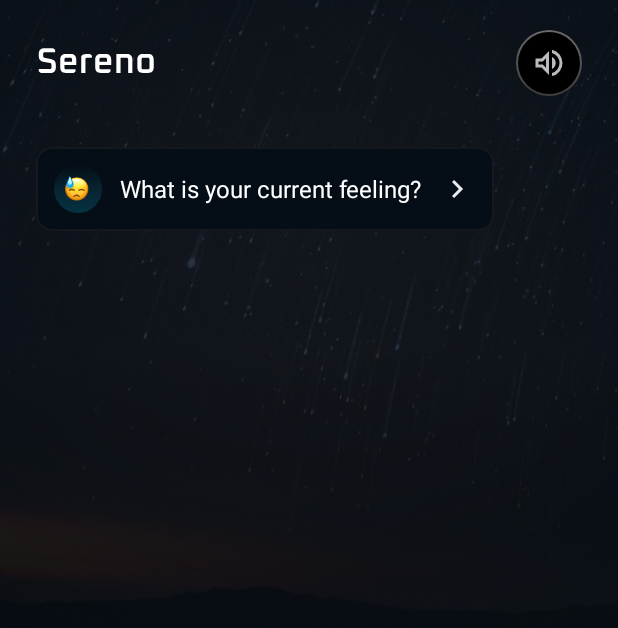
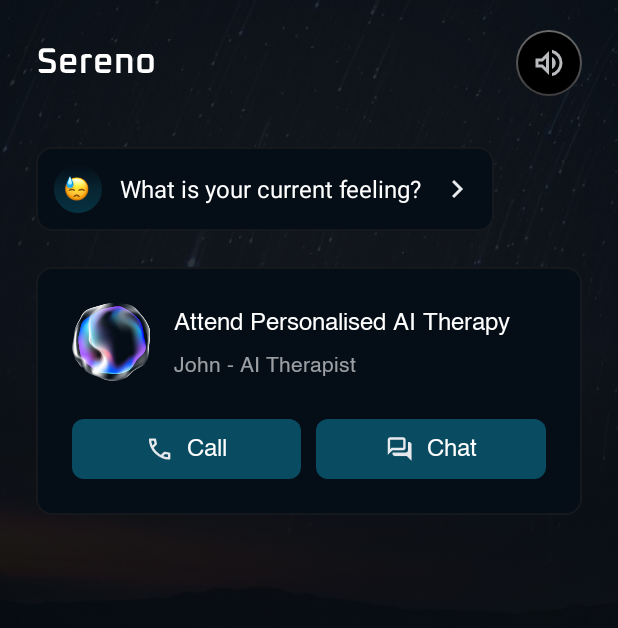
Before and after one commit to aninarafath6/sereno, an Android app: the HomeActivity screen opened directly, with no data from a screen before it, on a phone screen of 412 x 824 dp. Shown: the top 628 px of the screen. Run offline under Robolectric (Android 15) with nearby library versions, the phone set to English and light mode, and no system bars.

Commit message:
Therapy card

```diff
--- /dev/null
+++ b/app/src/main/java/com/example/sereno/common/views/CustomButton.kt
@@ -0,0 +1,80 @@
+package com.example.sereno.common.views
+
+import android.annotation.SuppressLint
+import android.content.Context
+import android.util.AttributeSet
+import android.view.LayoutInflater
+import android.widget.LinearLayout
+import androidx.core.view.isVisible
+import androidx.core.view.updateLayoutParams
+import com.example.sereno.R
+import com.example.sereno.databinding.PrimaryButtonBinding
+
+@SuppressLint("CustomViewStyleable")
+class CustomButton @JvmOverloads constructor(
+    context: Context,
+    attrs: AttributeSet? = null,
+    defaultStyleAttr: Int = 0
+) : LinearLayout(context, attrs, defaultStyleAttr) {
+
+    private var iconRes: Int = 0
+    private var text: String = "Continue"
+    private var size: Int = NORMAL
+    private var iconSize: Float
+    private val binding = PrimaryButtonBinding.inflate(LayoutInflater.from(context), this, true)
+
+    companion object {
+        private const val SMALL = 0
+        private const val NORMAL = 1
+    }
+
+    init {
+        orientation = HORIZONTAL
+        val styles =
+            context.obtainStyledAttributes(attrs, R.styleable.ButtonStyle, defaultStyleAttr, 0)
+
+        iconRes = styles.getResourceId(R.styleable.ButtonStyle_icon, 0)
+        iconSize = styles.getDimension(
+            R.styleable.ButtonStyle_iconSize,
+            resources.getDimension(R.dimen.spacing_24dp)
+        )
+        size = styles.getInt(R.styleable.ButtonStyle_size, NORMAL)
+        text = styles.getString(R.styleable.ButtonStyle_text) ?: "Continue"
+        styles.recycle()
+
+        refresh()
+    }
+
+    private fun refresh() {
+        binding.text.text = text
+        binding.icon.isVisible = iconRes != 0
+        if (iconRes != 0) {
+            binding.icon.setImageResource(iconRes)
+        }
+        binding.root.setBackgroundResource(
+            if (size == SMALL) R.drawable.primary_button_bg_small else R.drawable.primary_button_bg
+        )
+        binding.icon.updateLayoutParams {
+            height = iconSize.toInt()
+            width = iconSize.toInt()
+        }
+    }
+
+    override fun setEnabled(isEnabled: Boolean) {
+        super.setEnabled(isEnabled)
+        binding.root.isEnabled = isEnabled
+    }
+
+    fun setText(newText: String) {
+        text = newText
+        binding.text.text = newText
+    }
+
+    fun setIcon(iconResId: Int) {
+        iconRes = iconResId
+        binding.icon.isVisible = iconRes != 0
+        if (iconRes != 0) {
+            binding.icon.setImageResource(iconRes)
+        }
+    }
+}
--- a/app/src/main/java/com/example/sereno/home/HomeActivity.kt
+++ b/app/src/main/java/com/example/sereno/home/HomeActivity.kt
@@ -1,9 +1,8 @@
 package com.example.sereno.home
 
 import AmbientAudioManager
+import BottomSheetDialog
 import android.os.Bundle
-import android.view.View
-import android.widget.Button
 import androidx.activity.enableEdgeToEdge
 import androidx.appcompat.app.AppCompatActivity
 import androidx.core.view.ViewCompat
@@ -11,8 +10,6 @@ import androidx.core.view.WindowInsetsCompat
 import com.example.sereno.R
 import com.example.sereno.common.extensions.onClickWithHaptics
 import com.example.sereno.databinding.ActivityHomeBinding
-import org.geeksforgeeks.demo.BottomSheetDialog
-
 
 class HomeActivity : AppCompatActivity() {
     private lateinit var binding: ActivityHomeBinding
@@ -34,21 +31,22 @@ class HomeActivity : AppCompatActivity() {
     }
 
     private fun initListeners() {
-        binding.volumeOnOff.muteButton.onClickWithHaptics {
+        binding.homeHeading.volumeOnOff.muteButton.onClickWithHaptics {
             AmbientAudioManager.toggleMute(this)
         }
-        binding.feeling.onClickWithHaptics {
+        binding.homeFeelingCard.feeling.onClickWithHaptics {
             showBottomSheet()
         }
+        binding.homeTherapyCard.chat.onClickWithHaptics { }
+        binding.homeTherapyCard.call.onClickWithHaptics { }
     }
 
     private fun initObservers() {
         AmbientAudioManager.getMuteStatus().observe(this) { isMuted ->
             val iconRes = if (isMuted) R.drawable.ic_volume_off else R.drawable.ic_volume_on
-            binding.volumeOnOff.ivMuteUnMute.setImageResource(iconRes)
+            binding.homeHeading.volumeOnOff.ivMuteUnMute.setImageResource(iconRes)
         }
     }
-
 
     private fun showBottomSheet() {
         val bottomSheet =
--- a/app/src/main/java/com/example/sereno/home/views/HomeFeelingBottomSheet.kt
+++ b/app/src/main/java/com/example/sereno/home/views/HomeFeelingBottomSheet.kt
@@ -1,6 +1,3 @@
-package org.geeksforgeeks.demo
-
-import GridSpacingItemDecoration
 import android.os.Bundle
 import android.view.LayoutInflater
 import android.view.View
@@ -33,7 +30,7 @@ class BottomSheetDialog : BottomSheetDialogFragment() {
     )
     private val adapter = FeelingsAdapter(feelingsList) {
         if (!::binding.isInitialized) return@FeelingsAdapter
-        binding.continueButton.root.isEnabled = true
+        binding.continueButton.isEnabled = true
         selectedFeeling = it
     }
 
@@ -48,7 +45,7 @@ class BottomSheetDialog : BottomSheetDialogFragment() {
             WindowManager.LayoutParams.FLAG_LAYOUT_NO_LIMITS,
             WindowManager.LayoutParams.FLAG_LAYOUT_NO_LIMITS
         )
-        binding.continueButton.root.isEnabled = false
+        binding.continueButton.isEnabled = false
         initListeners()
         initRv()
         return binding.root
@@ -75,7 +72,7 @@ class BottomSheetDialog : BottomSheetDialogFragment() {
             bottomSheetBehavior?.state = BottomSheetBehavior.STATE_HIDDEN
             dismiss()
         }
-        binding.continueButton.root.onClickWithHaptics {
+        binding.continueButton.onClickWithHaptics {
             if (selectedFeeling == null) {
                 Toast.makeText(context, "Please select a feeling", Toast.LENGTH_SHORT).show()
             } else {
--- /dev/null
+++ b/app/src/main/res/drawable/ic_call.xml
@@ -0,0 +1,9 @@
+<vector xmlns:android="http://schemas.android.com/apk/res/android"
+    android:width="21dp"
+    android:height="20dp"
+    android:viewportWidth="21"
+    android:viewportHeight="20">
+  <path
+      android:pathData="M16.875,17.5C15.139,17.5 13.424,17.122 11.729,16.365C10.035,15.608 8.493,14.535 7.104,13.146C5.715,11.757 4.642,10.215 3.885,8.521C3.128,6.827 2.75,5.111 2.75,3.375C2.75,3.125 2.833,2.917 3,2.75C3.167,2.583 3.375,2.5 3.625,2.5H7C7.194,2.5 7.368,2.566 7.521,2.698C7.674,2.83 7.764,2.986 7.792,3.167L8.333,6.083C8.361,6.306 8.354,6.493 8.313,6.646C8.271,6.799 8.194,6.931 8.083,7.042L6.063,9.083C6.34,9.597 6.67,10.094 7.052,10.573C7.434,11.052 7.854,11.514 8.313,11.958C8.743,12.389 9.194,12.788 9.667,13.156C10.139,13.524 10.639,13.861 11.167,14.167L13.125,12.208C13.25,12.083 13.413,11.99 13.615,11.927C13.816,11.865 14.014,11.847 14.208,11.875L17.083,12.458C17.278,12.514 17.438,12.615 17.563,12.76C17.688,12.906 17.75,13.07 17.75,13.25V16.625C17.75,16.875 17.667,17.083 17.5,17.25C17.333,17.417 17.125,17.5 16.875,17.5ZM5.271,7.5L6.646,6.125L6.292,4.167H4.438C4.507,4.736 4.604,5.299 4.729,5.854C4.854,6.41 5.035,6.958 5.271,7.5ZM12.729,14.958C13.271,15.195 13.823,15.382 14.385,15.521C14.948,15.66 15.514,15.75 16.083,15.792V13.958L14.125,13.563L12.729,14.958Z"
+      android:fillColor="#E8EAED"/>
+</vector>
--- /dev/null
+++ b/app/src/main/res/drawable/ic_chat.xml
@@ -0,0 +1,9 @@
+<vector xmlns:android="http://schemas.android.com/apk/res/android"
+    android:width="21dp"
+    android:height="20dp"
+    android:viewportWidth="21"
+    android:viewportHeight="20">
+  <path
+      android:pathData="M18.583,18.333L15.25,15H6.917C6.458,15 6.066,14.837 5.74,14.51C5.413,14.184 5.25,13.792 5.25,13.333V12.5H14.417C14.875,12.5 15.267,12.337 15.594,12.01C15.92,11.684 16.083,11.292 16.083,10.833V5H16.917C17.375,5 17.767,5.163 18.094,5.49C18.42,5.816 18.583,6.208 18.583,6.667V18.333ZM3.583,10.146L4.563,9.167H12.75V3.333H3.583V10.146ZM1.917,14.167V3.333C1.917,2.875 2.08,2.483 2.406,2.156C2.733,1.83 3.125,1.667 3.583,1.667H12.75C13.208,1.667 13.601,1.83 13.927,2.156C14.253,2.483 14.417,2.875 14.417,3.333V9.167C14.417,9.625 14.253,10.017 13.927,10.344C13.601,10.67 13.208,10.833 12.75,10.833H5.25L1.917,14.167Z"
+      android:fillColor="#E8EAED"/>
+</vector>
--- a/app/src/main/res/drawable/primary_button_bg.xml
+++ b/app/src/main/res/drawable/primary_button_bg_small.xml
@@ -3,7 +3,7 @@
 
     <item android:state_enabled="false">
         <shape>
-            <corners android:radius="12dp" />
+            <corners android:radius="8dp" />
             <solid android:color="#4B4B4B" />
         </shape>
     </item>
@@ -13,15 +13,15 @@
 
             <item>
                 <shape>
-                    <corners android:radius="12dp" />
-                    <solid android:color="#00779B" />
+                    <corners android:radius="8dp" />
+                    <solid android:color="#094B61" />
                 </shape>
             </item>
 
             <item android:id="@android:id/mask">
                 <shape>
                     <solid android:color="#4DFFFFFF" />
-                    <corners android:radius="12dp" />
+                    <corners android:radius="8dp" />
                 </shape>
             </item>
         </ripple>
--- a/app/src/main/res/layout/activity_home.xml
+++ b/app/src/main/res/layout/activity_home.xml
@@ -22,67 +22,18 @@
         android:layout_marginTop="10dp"
         android:orientation="vertical">
 
-        <LinearLayout
-            android:layout_width="match_parent"
-            android:layout_height="wrap_content"
-            android:layout_marginBottom="24dp"
-            android:gravity="center"
-            android:orientation="horizontal"
-            android:paddingVertical="10dp">
+        <include
+            android:id="@+id/homeHeading"
+            layout="@layout/home_heading" />
 
-            <ImageView
-                android:layout_width="wrap_content"
-                android:layout_height="30dp"
-                android:src="@drawable/ic_app_logo_home" />
+        <include
+            android:id="@+id/homeFeelingCard"
+            layout="@layout/home_feeling_card" />
 
-            <View
-                android:layout_width="0dp"
-                android:layout_height="1dp"
-                android:layout_weight="1" />
+        <include
+            android:id="@+id/homeTherapyCard"
+            layout="@layout/home_therapy_card" />
 
-            <include
-                android:id="@+id/volumeOnOff"
-                layout="@layout/volume_button"
-                android:layout_width="44dp"
-                android:layout_height="44dp" />
-        </LinearLayout>
-
-        <LinearLayout
-            android:id="@+id/feeling"
-            android:layout_width="wrap_content"
-            android:layout_height="wrap_content"
-            android:background="@drawable/home_item_bg"
-            android:gravity="center"
-            android:clickable="true"
-            android:paddingHorizontal="12dp"
-            android:paddingVertical="12dp">
-
-            <LinearLayout
-                android:layout_width="32dp"
-                android:layout_height="32dp"
-                android:layout_marginEnd="12dp"
-                android:background="@drawable/home_container_gradient"
-                android:gravity="center">
-                <ImageView
-                    android:layout_width="18dp"
-                    android:layout_height="18dp"
-                    android:src="@drawable/ic_sad" />
-
-            </LinearLayout>
-
-            <TextView
-                android:layout_width="wrap_content"
-                android:layout_height="wrap_content"
-                android:text="@string/what_is_your_current_feeling"
-                android:textColor="@color/white"
-                android:textSize="16sp" />
-
-            <ImageView
-                android:layout_width="24dp"
-                android:layout_height="24dp"
-                android:layout_marginStart="12dp"
-                android:src="@drawable/ic_right" />
-        </LinearLayout>
     </LinearLayout>
 
 </androidx.constraintlayout.widget.ConstraintLayout>
--- a/app/src/main/res/layout/home_feeling_bottom_sheet_layout.xml
+++ b/app/src/main/res/layout/home_feeling_bottom_sheet_layout.xml
@@ -42,11 +42,10 @@
         tools:itemCount="6"
         tools:listitem="@layout/feeling_bottom_sheet_item" />
 
-    <include
+    <com.example.sereno.common.views.CustomButton
         android:id="@+id/continueButton"
-        layout="@layout/primary_button"
         android:layout_width="match_parent"
         android:layout_height="48dp"
-        android:layout_marginTop="34dp" />
-
+        android:layout_marginTop="34dp"
+        app:text="@string/continue_new" />
 </LinearLayout>
--- /dev/null
+++ b/app/src/main/res/layout/home_feeling_card.xml
@@ -0,0 +1,38 @@
+<?xml version="1.0" encoding="utf-8"?>
+<LinearLayout xmlns:android="http://schemas.android.com/apk/res/android"
+    android:id="@+id/feeling"
+    android:layout_width="wrap_content"
+    android:layout_height="wrap_content"
+    android:background="@drawable/home_item_bg"
+    android:clickable="true"
+    android:gravity="center"
+    android:paddingHorizontal="12dp"
+    android:paddingVertical="12dp">
+
+    <LinearLayout
+        android:layout_width="32dp"
+        android:layout_height="32dp"
+        android:layout_marginEnd="12dp"
+        android:background="@drawable/home_container_gradient"
+        android:gravity="center">
+
+        <ImageView
+            android:layout_width="18dp"
+            android:layout_height="18dp"
+            android:src="@drawable/ic_sad" />
+
+    </LinearLayout>
+
+    <TextView
+        android:layout_width="wrap_content"
+        android:layout_height="wrap_content"
+        android:text="@string/what_is_your_current_feeling"
+        android:textColor="@color/white"
+        android:textSize="16sp" />
+
+    <ImageView
+        android:layout_width="24dp"
+        android:layout_height="24dp"
+        android:layout_marginStart="12dp"
+        android:src="@drawable/ic_right" />
+</LinearLayout>
--- /dev/null
+++ b/app/src/main/res/layout/home_heading.xml
@@ -0,0 +1,25 @@
+<?xml version="1.0" encoding="utf-8"?>
+<LinearLayout xmlns:android="http://schemas.android.com/apk/res/android"
+    android:layout_width="match_parent"
+    android:layout_height="wrap_content"
+    android:layout_marginBottom="24dp"
+    android:gravity="center"
+    android:orientation="horizontal"
+    android:paddingVertical="10dp">
+
+    <ImageView
+        android:layout_width="wrap_content"
+        android:layout_height="30dp"
+        android:src="@drawable/ic_app_logo_home" />
+
+    <View
+        android:layout_width="0dp"
+        android:layout_height="1dp"
+        android:layout_weight="1" />
+
+    <include
+        android:id="@+id/volumeOnOff"
+        layout="@layout/volume_button"
+        android:layout_width="44dp"
+        android:layout_height="44dp" />
+</LinearLayout>
--- /dev/null
+++ b/app/src/main/res/layout/home_therapy_card.xml
@@ -0,0 +1,80 @@
+<?xml version="1.0" encoding="utf-8"?>
+<LinearLayout xmlns:android="http://schemas.android.com/apk/res/android"
+    xmlns:app="http://schemas.android.com/apk/res-auto"
+    android:layout_width="match_parent"
+    android:layout_height="wrap_content"
+    android:layout_gravity="center"
+    android:layout_marginTop="24dp"
+    android:background="@drawable/home_item_bg"
+    android:gravity="center"
+    android:orientation="vertical"
+    android:padding="24dp">
+
+    <LinearLayout
+        android:layout_width="match_parent"
+        android:layout_height="wrap_content"
+
+        android:orientation="horizontal">
+
+        <ImageView
+            android:layout_width="52dp"
+            android:layout_height="52dp"
+            android:layout_marginEnd="16dp"
+            android:src="@drawable/ai_ripple" />
+
+        <LinearLayout
+            android:layout_width="match_parent"
+            android:layout_height="wrap_content"
+            android:orientation="vertical">
+
+            <TextView
+                android:layout_width="match_parent"
+                android:layout_height="wrap_content"
+                android:fontFamily="@font/helvetica"
+                android:text="Attend Personalised AI Therapy"
+                android:textColor="@color/white"
+                android:textSize="16dp" />
+
+            <TextView
+                android:layout_width="match_parent"
+                android:layout_height="wrap_content"
+                android:layout_marginTop="4dp"
+                android:alpha=".6"
+                android:fontFamily="@font/helvetica"
+                android:text="John - AI Therapist"
+                android:textColor="@color/white"
+                android:textSize="14dp" />
+
+        </LinearLayout>
+
+    </LinearLayout>
+
+    <LinearLayout
+        android:layout_width="match_parent"
+        android:layout_height="wrap_content"
+        android:layout_marginTop="24dp"
+        android:orientation="horizontal">
+
+        <com.example.sereno.common.views.CustomButton
+            android:id="@+id/call"
+            android:layout_width="@dimen/spacing_20dp"
+            android:layout_height="40dp"
+            android:layout_marginEnd="10dp"
+            android:layout_weight="1"
+            app:icon="@drawable/ic_call"
+            app:iconSize="@dimen/spacing_20dp"
+            app:size="small"
+            app:text="Call" />
+
+        <com.example.sereno.common.views.CustomButton
+            android:id="@+id/chat"
+            android:layout_width="@dimen/spacing_20dp"
+            android:layout_height="40dp"
+            android:layout_weight="1"
+            app:icon="@drawable/ic_chat"
+            app:iconSize="@dimen/spacing_20dp"
+            app:size="small"
+            app:text="Chat" />
+
+    </LinearLayout>
+</LinearLayout>
--- a/app/src/main/res/layout/primary_button.xml
+++ b/app/src/main/res/layout/primary_button.xml
@@ -4,14 +4,24 @@
     android:layout_height="match_parent"
     android:layout_gravity="center"
     android:background="@drawable/primary_button_bg"
+    android:soundEffectsEnabled="false"
     android:gravity="center">
 
+    <ImageView
+        android:id="@+id/icon"
+        android:layout_width="24dp"
+        android:layout_height="24dp"
+        android:layout_marginEnd="8dp"
+        android:src="@drawable/ic_call" />
+
     <TextView
+        android:id="@+id/text"
         android:layout_width="wrap_content"
         android:layout_height="wrap_content"
         android:text="@string/continue_new"
+        android:fontFamily="@font/helvetica"
         android:textColor="@color/white"
         android:textSize="16sp"
-        android:textStyle="bold" />
+        />
 
 </LinearLayout>
--- /dev/null
+++ b/app/src/main/res/values/attrs.xml
@@ -0,0 +1,12 @@
+<?xml version="1.0" encoding="utf-8"?>
+<resources>
+    <declare-styleable name="ButtonStyle">
+        <attr name="icon" format="reference" />
+        <attr name="text" format="string" />
+        <attr name="iconSize" format="dimension" />
+        <attr name="size" format="enum">
+            <enum name="small" value="0" />
+            <enum name="normal" value="1" />
+        </attr>
+    </declare-styleable>
+</resources>
--- a/app/src/main/res/values/dimens.xml
+++ b/app/src/main/res/values/dimens.xml
@@ -1,4 +1,5 @@
 <?xml version="1.0" encoding="utf-8"?>
 <resources>
     <dimen name="spacing_20dp">20dp</dimen>
+    <dimen name="spacing_24dp">24dp</dimen>
 </resources>
```
Also changed, not shown: app/src/main/res/drawable/ai_ripple.png (added), app/src/main/res/font/helvetica.ttf (added).
